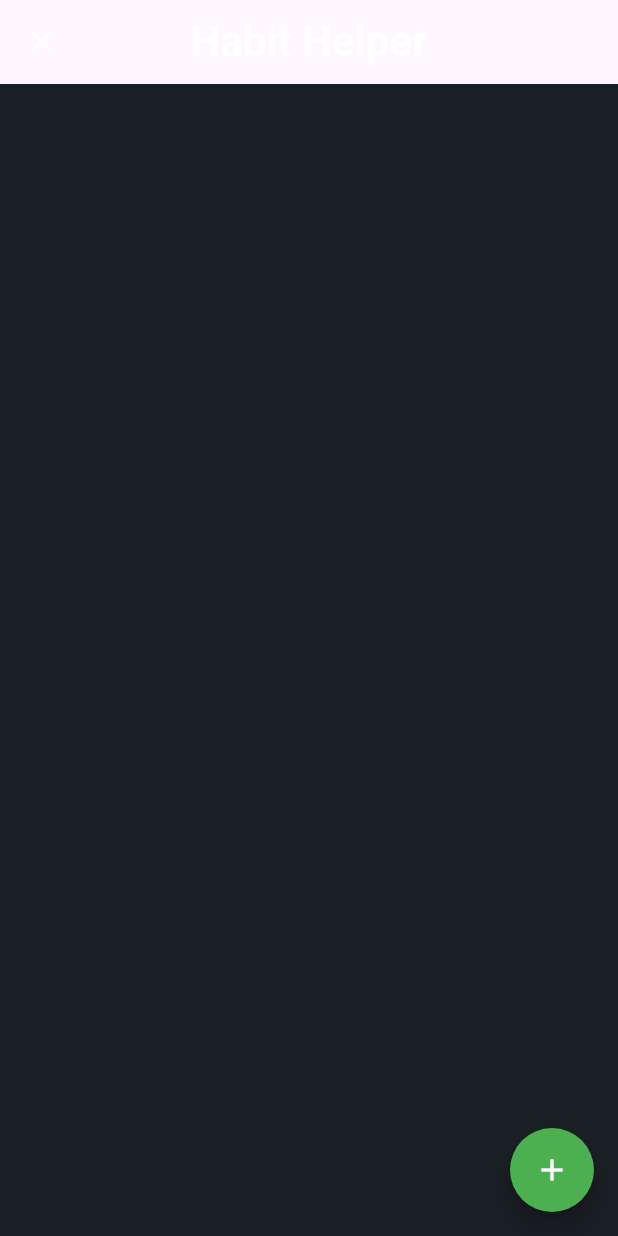
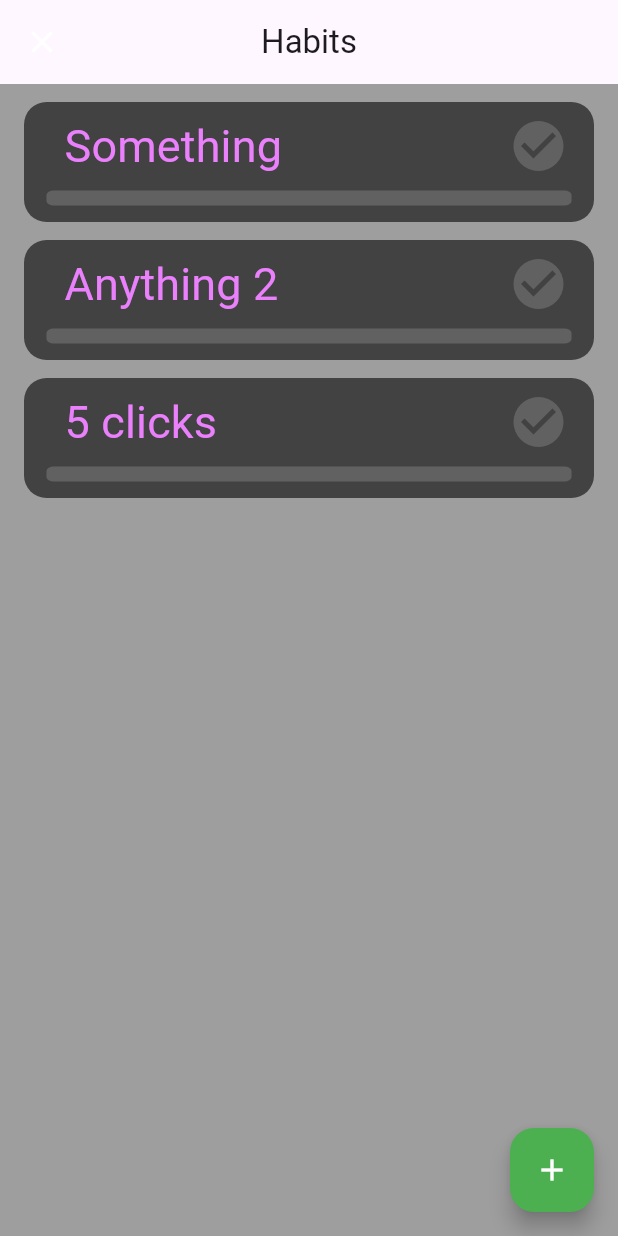
Before and after one commit to Habit-Helper-Team/Habit-Helper, a Flutter app: the screen it shows after launch, on a phone screen of 412 x 824 dp. Run offline on Flutter 3.47's test engine with Material 3 defaults, Android fonts, the light colour scheme and no system bars; our stand-ins replace flutter_riverpod, shared_preferences.

Commit message:
include V2

```diff
--- a/habit_helper/lib/screens/habits_screen.dart
+++ b/habit_helper/lib/screens/habits_screen.dart
@@ -1,7 +1,13 @@
 import 'package:flutter_riverpod/flutter_riverpod.dart';
 import 'package:flutter/material.dart';
 import 'package:habit_helper/habit-settings.dart';
+
 //import 'package:percent_indicator/percent_indicator.dart';
+class Habits extends StatefulWidget {
+  const Habits({super.key});
+  @override
+  State<Habits> createState() => _HabitsState();
+}
 
 class Habit {
   String title = "";
@@ -17,25 +23,22 @@ class Habit {
   }
 }
 
-class Habits extends ConsumerWidget {
-  Habits({super.key});
-
+class _HabitsState extends State<Habits> {
   List<Habit> habitsList = [];
 
   @override
   void initState() {
+    super.initState();
     habitsList.addAll(
         [Habit('Something', 1), Habit('Anything 2', 2), Habit('5 clicks', 5)]);
   }
 
   @override
-  Widget build(BuildContext context, WidgetRef ref) {
+  Widget build(BuildContext context) {
     return Scaffold(
       backgroundColor: Colors.black,
       appBar: AppBar(
-        title: const Text('Habit Helper'),
-        titleTextStyle: TextStyle(
-            color: Colors.white, fontSize: 28, fontWeight: FontWeight.bold),
+        title: const Text('Habits'),
         centerTitle: true,
         leading: IconButton(
           onPressed: () {},
@@ -43,7 +46,7 @@ class Habits extends ConsumerWidget {
         ),
       ),
       body: Container(
-          color: Color(0xFF1A1F24),
+          color: Colors.grey[500],
           padding: const EdgeInsetsDirectional.symmetric(
               horizontal: 16, vertical: 0),
           child: ListView.builder(
@@ -69,11 +72,10 @@ class Habits extends ConsumerWidget {
                       mainAxisSize: MainAxisSize.max,
                       children: [
                         Row(
-                            mainAxisSize: MainAxisSize.max,
                             mainAxisAlignment: MainAxisAlignment.spaceBetween,
                             children: [
                               SizedBox(
-                                width: 270,
+                                width: 300,
                                 child: TextButton(
                                   onPressed: () {
                                     /*
@@ -90,10 +92,9 @@ class Habits extends ConsumerWidget {
                                         fontWeight: !habit.isComplete()
                                             ? FontWeight.normal
                                             : FontWeight.bold,
-                                        fontSize: 24,
+                                        fontSize: 30,
                                         color: !habit.isComplete()
-                                            ? const Color.fromARGB(
-                                                255, 255, 255, 255)
+                                            ? Colors.purpleAccent[100]
                                             : Colors.grey[800],
                                       ),
                                     ),
@@ -104,9 +105,9 @@ class Habits extends ConsumerWidget {
                                   iconSize: 40,
                                   onPressed: () {
                                     if (!habit.isComplete()) {
-                                      // setState(() {
-                                      //   habit.addProgress();
-                                      // });
+                                      setState(() {
+                                        habit.addProgress();
+                                      });
                                     } else {
                                       return;
                                     }
@@ -142,11 +143,10 @@ class Habits extends ConsumerWidget {
         onPressed: () {
           Navigator.push(
             context,
-            MaterialPageRoute(builder: (context) => HabitSettingsPage()),
+            MaterialPageRoute(builder: (context) => const HabitSettingsPage()),
           );
         },
         child: const Icon(Icons.add),
-        shape: CircleBorder(),
       ),
     );
   }
```
